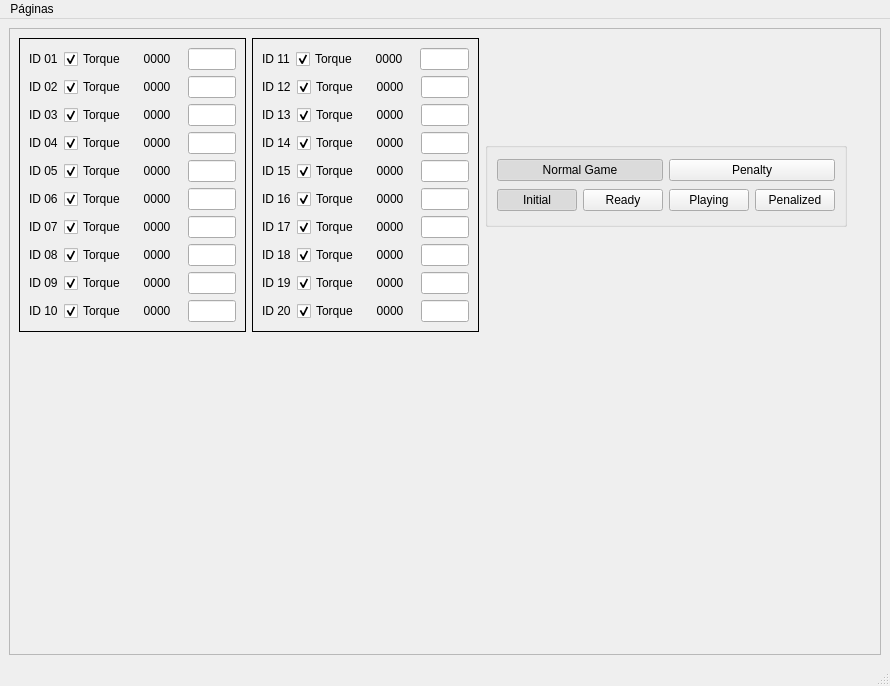
Above: src/gui/src/main_window.ui from RoboFEI/RoboFEI-HT_2023_SOFTWARE before the change. Below: the same form after it.
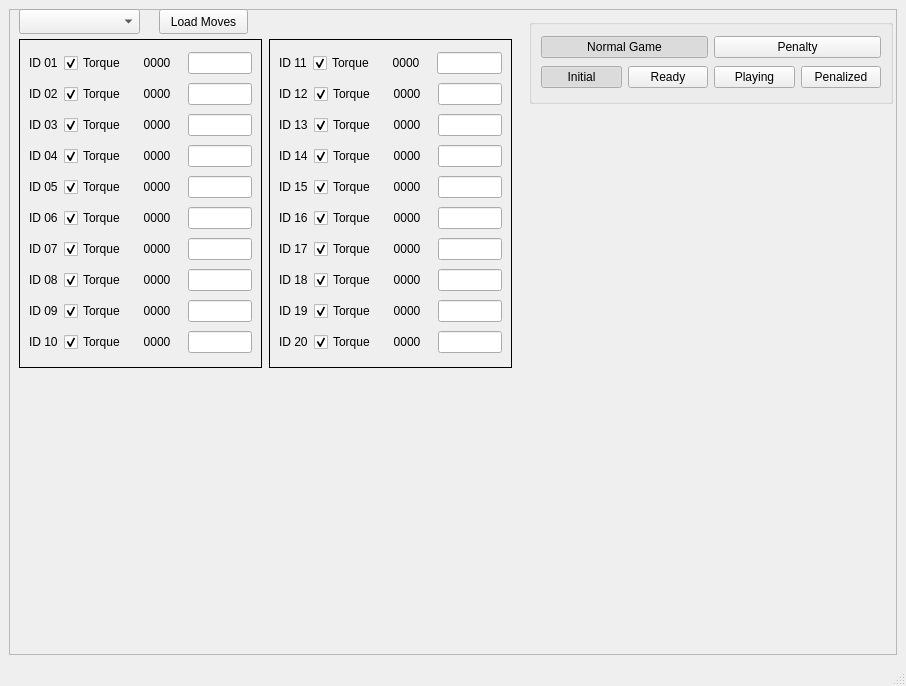
That is the form after the change.

Commit message: ui gettin moves from .json

Diff of the .ui file:
```diff
--- a/src/gui/src/main_window.ui
+++ b/src/gui/src/main_window.ui
@@ -6,7 +6,7 @@
    <rect>
     <x>0</x>
     <y>0</y>
-    <width>890</width>
+    <width>906</width>
     <height>686</height>
    </rect>
   </property>
@@ -23,22 +23,15 @@
       <property name="frameShadow">
        <enum>QFrame::Raised</enum>
       </property>
-      <layout class="QGridLayout" name="gridLayout_2">
-       <item row="0" column="5">
-        <spacer name="horizontalSpacer">
-         <property name="orientation">
-          <enum>Qt::Horizontal</enum>
-         </property>
-         <property name="sizeHint" stdset="0">
-          <size>
-           <width>40</width>
-           <height>20</height>
-          </size>
-         </property>
-        </spacer>
-       </item>
-       <item row="0" column="3">
         <widget class="QFrame" name="verticalFrame_2">
+       <property name="geometry">
+        <rect>
+         <x>260</x>
+         <y>30</y>
+         <width>243</width>
+         <height>329</height>
+        </rect>
+       </property>
          <property name="maximumSize">
           <size>
            <width>243</width>
@@ -530,22 +523,15 @@
           </item>
          </layout>
         </widget>
-       </item>
-       <item row="4" column="2">
-        <spacer name="verticalSpacer">
-         <property name="orientation">
-          <enum>Qt::Vertical</enum>
-         </property>
-         <property name="sizeHint" stdset="0">
-          <size>
-           <width>20</width>
-           <height>40</height>
-          </size>
-         </property>
-        </spacer>
-       </item>
-       <item row="0" column="2">
         <widget class="QFrame" name="verticalFrame">
+       <property name="geometry">
+        <rect>
+         <x>10</x>
+         <y>30</y>
+         <width>243</width>
+         <height>329</height>
+        </rect>
+       </property>
          <property name="maximumSize">
           <size>
            <width>243</width>
@@ -1088,12 +1074,18 @@
           </item>
          </layout>
         </widget>
-       </item>
-       <item row="0" column="4">
         <widget class="QGroupBox" name="verticalGroupBox">
          <property name="enabled">
           <bool>true</bool>
          </property>
+       <property name="geometry">
+        <rect>
+         <x>520</x>
+         <y>10</y>
+         <width>364</width>
+         <height>85</height>
+        </rect>
+       </property>
          <property name="sizePolicy">
           <sizepolicy hsizetype="Minimum" vsizetype="Minimum">
            <horstretch>0</horstretch>
@@ -1195,8 +1187,29 @@
           </item>
          </layout>
         </widget>
-       </item>
-      </layout>
+      <widget class="QComboBox" name="movesList">
+       <property name="geometry">
+        <rect>
+         <x>10</x>
+         <y>0</y>
+         <width>121</width>
+         <height>25</height>
+        </rect>
+       </property>
+      </widget>
+      <widget class="QPushButton" name="loadMoves_button">
+       <property name="geometry">
+        <rect>
+         <x>150</x>
+         <y>0</y>
+         <width>89</width>
+         <height>25</height>
+        </rect>
+       </property>
+       <property name="text">
+        <string>Load Moves</string>
+       </property>
+      </widget>
      </widget>
     </item>
    </layout>
@@ -1207,18 +1220,10 @@
     <rect>
      <x>0</x>
      <y>0</y>
-     <width>890</width>
+     <width>906</width>
      <height>22</height>
     </rect>
    </property>
-   <widget class="QMenu" name="menuP_ginas">
-    <property name="title">
-     <string>Páginas</string>
-    </property>
-    <addaction name="actionInicial"/>
-    <addaction name="actionMovimenta_es"/>
-   </widget>
-   <addaction name="menuP_ginas"/>
   </widget>
   <action name="actione">
    <property name="text">
```
Lines whose indentation alone changed are shown as unchanged. The commit also changes 4 other files.
